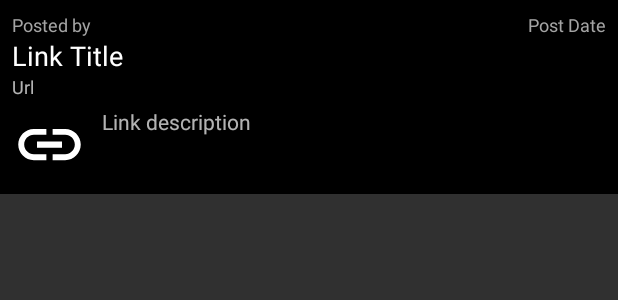
After one commit to Floatjitsu/S-APP, an Android app: the layout link_post_item.xml on its own in the app's theme, with its tools: preview values and no code run, on a phone screen of 412 x 824 dp. The commit adds this screen. Shown: the top 300 px of the screen. Run offline under Robolectric (Android 15) with nearby library versions, the phone set to English and light mode, and no system bars.

Commit message:
create link posts and display them in the forum

```diff
--- a/app/build.gradle
+++ b/app/build.gradle
@@ -4,7 +4,7 @@ android {
     compileSdkVersion 28
     defaultConfig {
         applicationId "com.main.s_app"
-        minSdkVersion 21
+        minSdkVersion 23
         targetSdkVersion 28
         versionCode 1
         versionName "1.0"
@@ -38,5 +38,9 @@ dependencies {
     implementation "com.leinardi.android:speed-dial:2.0.1"
     implementation 'com.github.markushi:circlebutton:1.1'
     annotationProcessor 'com.github.bumptech.glide:compiler:4.9.0'
+
+    implementation 'org.jsoup:jsoup:1.11.3' // required
+    implementation 'com.leocardz:link-preview:2.0.0@aar'
+
 }
 apply plugin: 'com.google.gms.google-services'
--- a/app/src/main/java/com/main/s_app/Forum.java
+++ b/app/src/main/java/com/main/s_app/Forum.java
@@ -11,12 +11,14 @@ import android.support.v7.widget.Toolbar;
 import android.view.LayoutInflater;
 import android.view.View;
 import android.view.ViewGroup;
+
 import com.main.s_app.com.main.s_app.firebase.FirebaseForum;
 
 public class Forum extends Fragment {
 
     Toolbar mToolbar;
     RecyclerView mForum;
+
     @Nullable
     @Override
     public View onCreateView(@NonNull LayoutInflater inflater, @Nullable ViewGroup container, @Nullable Bundle savedInstanceState) {
--- /dev/null
+++ b/app/src/main/res/layout/link_post_item.xml
@@ -0,0 +1,87 @@
+<?xml version="1.0" encoding="utf-8"?>
+<android.support.constraint.ConstraintLayout
+    xmlns:android="http://schemas.android.com/apk/res/android"
+    xmlns:tools="http://schemas.android.com/tools"
+    android:layout_width="match_parent"
+    android:layout_height="wrap_content"
+    xmlns:app="http://schemas.android.com/apk/res-auto"
+    android:background="@color/bgColor"
+    android:padding="8dp"
+    android:layout_marginBottom="5dp">
+
+    <TextView
+        android:id="@+id/link_post_posted_by"
+        android:layout_width="match_parent"
+        android:layout_height="wrap_content"
+        app:layout_constraintTop_toTopOf="parent"
+        android:textSize="12sp"
+        android:textColor="@color/colorSecondaryLight"
+        android:text="@string/post_posted_by"/>
+
+    <TextView
+        android:id="@+id/link_post_id"
+        android:layout_width="1dp"
+        android:layout_height="1dp"
+        app:layout_constraintTop_toTopOf="parent"
+        app:layout_constraintRight_toLeftOf="@id/link_post_date"
+        android:visibility="invisible"/>
+
+    <TextView
+        android:id="@+id/link_post_date"
+        android:layout_width="wrap_content"
+        android:layout_height="wrap_content"
+        app:layout_constraintTop_toTopOf="parent"
+        app:layout_constraintRight_toRightOf="parent"
+        android:textSize="12sp"
+        android:textColor="@color/colorSecondaryLight"
+        android:text="@string/post_date"/>
+
+    <TextView
+        android:id="@+id/link_post_title"
+        android:layout_width="match_parent"
+        android:layout_height="wrap_content"
+        app:layout_constraintTop_toBottomOf="@id/link_post_posted_by"
+        android:textSize="18sp"
+        android:textColor="@color/textColor"
+        android:text="@string/link_post_title"/>
+
+    <TextView
+        android:id="@+id/link_post_url"
+        android:layout_width="wrap_content"
+        android:layout_height="wrap_content"
+        app:layout_constraintTop_toBottomOf="@id/link_post_title"
+        app:layout_constraintLeft_toLeftOf="parent"
+        android:text="@string/link_post_url"
+        android:textSize="12sp"/>
+
+    <LinearLayout
+        android:layout_width="match_parent"
+        android:layout_height="wrap_content"
+        app:layout_constraintTop_toBottomOf="@id/link_post_url"
+        android:orientation="horizontal"
+        tools:ignore="UseCompoundDrawables">
+
+        <ImageView
+            android:id="@+id/link_post_image"
+            android:layout_width="50dp"
+            android:layout_height="50dp"
+            app:layout_constraintLeft_toLeftOf="parent"
+            android:contentDescription="@string/link_post"
+            android:layout_marginTop="5dp"
+            android:src="@drawable/ic_action_add_link"/>
+
+        <TextView
+            android:id="@+id/link_post_description"
+            android:layout_width="wrap_content"
+            android:layout_height="wrap_content"
+            app:layout_constraintTop_toBottomOf="@+id/link_post_title"
+            app:layout_constraintLeft_toRightOf="@+id/link_post_image"
+            android:layout_marginTop="5dp"
+            android:textSize="14sp"
+            android:gravity="fill"
+            android:layout_marginStart="10dp"
+            android:text="@string/link_post_description"/>
+
+    </LinearLayout>
+
+</android.support.constraint.ConstraintLayout>
--- a/app/src/main/res/values/strings.xml
+++ b/app/src/main/res/values/strings.xml
@@ -58,6 +58,9 @@
     <!-- Link Post -->
     <string name="link_post">Link post</string>
     <string name="link_content">http://</string>
+    <string name="link_post_description">Link description</string>
+    <string name="link_post_url">Url</string>
+    <string name="link_post_title">Link Title</string>
 
     <!-- Discard Post -->
     <string name="discard_image_post_message">Discard post submission?</string>
--- /dev/null
+++ b/app/src/main/res/xml/network_security_config.xml
@@ -0,0 +1,6 @@
+<?xml version="1.0" encoding="utf-8"?>
+<network-security-config>
+    <domain-config cleartextTrafficPermitted="true">
+        <domain includeSubdomains="true">www</domain>
+    </domain-config>
+</network-security-config>
--- a/build.gradle
+++ b/build.gradle
@@ -6,6 +6,7 @@ buildscript {
         jcenter()
         mavenCentral()
         mavenLocal()
+
 
     }
     dependencies {
@@ -20,6 +21,7 @@ allprojects {
     repositories {
         google()
         jcenter()
+        maven { url 'https://github.com/leonardocardoso/mvn-repo/raw/master/maven-deploy' }
 
     }
 }
```
Also changed, not shown: app/src/main/AndroidManifest.xml (+6 -4 lines), app/src/main/java/com/main/s_app/AddLink.java (+5 -3 lines), app/src/main/java/com/main/s_app/ForumAdapter.java (+54 -5 lines), app/src/main/java/com/main/s_app/com/main/s_app/firebase/FirebaseForum.java (+24 -0 lines), app/src/main/java/com/main/s_app/com/main/s_app/firebase/LinkPost.java (added, +22 -0 lines).
